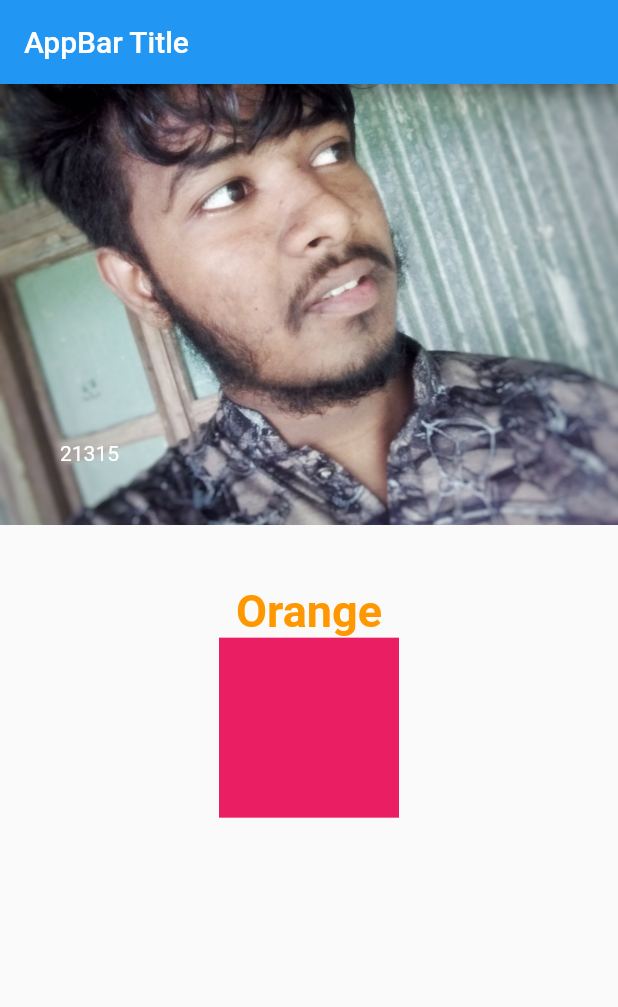
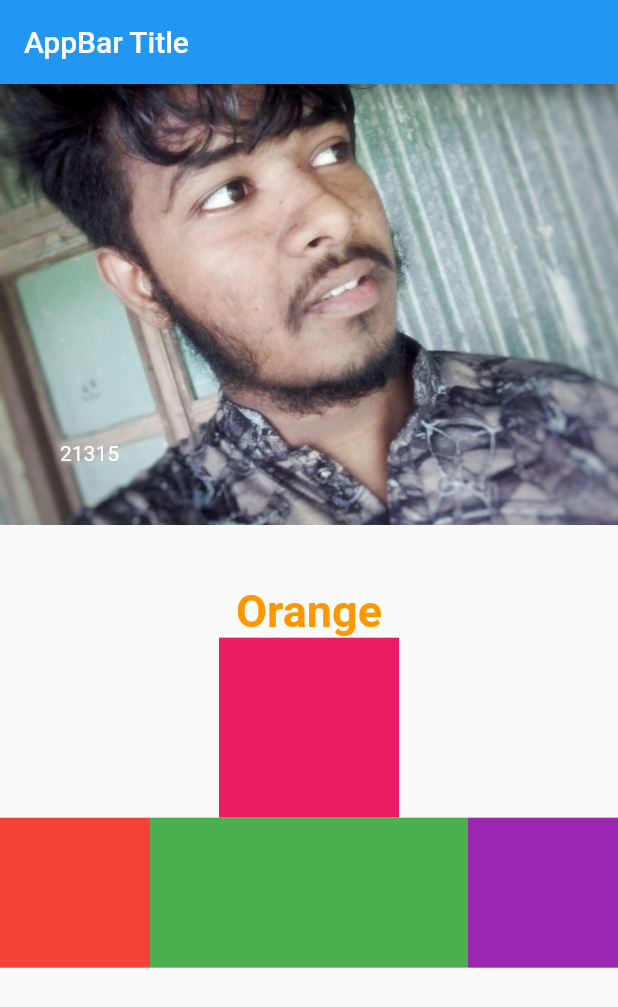
Before and after one commit to thetahmeed/Flutter, a Flutter app: the screen it shows after launch, on a phone screen of 412 x 824 dp. Shown: the top 1007 px of the screen. Run offline on Flutter 3.47's test engine with Material 2 defaults, Android fonts, the phone set to English and light mode, and no system bars.

Commit message:
Expanded
// Match parent on Android Studio

```diff
--- a/eleven/lib/main.dart
+++ b/eleven/lib/main.dart
@@ -34,16 +34,42 @@ class HomePage extends StatelessWidget {
             SizedBox(
               height: 40,
             ),
-            Text("Orange", style: TextStyle(color: Colors.orange, fontSize: 30, fontWeight: FontWeight.bold),
+            Text(
+              "Orange",
+              style: TextStyle(
+                  color: Colors.orange,
+                  fontSize: 30,
+                  fontWeight: FontWeight.bold),
             ),
             SizedBox(
               width: 120,
               height: 120,
               child: Container(
                 decoration: BoxDecoration(
-                  color: Colors.pink
+                  color: Colors.pink,
                 ),
               ),
+            ),
+            Row(
+              children: [
+                Container(
+                  width: 100,
+                  height: 100,
+                  decoration: BoxDecoration(color: Colors.red),
+                ),
+                Expanded(
+                  child: Container(
+                    width: 100,
+                    height: 100,
+                    decoration: BoxDecoration(color: Colors.green),
+                  ),
+                ),
+                Container(
+                  width: 100,
+                  height: 100,
+                  decoration: BoxDecoration(color: Colors.purple),
+                ),
+              ],
             )
           ],
         ));
```
